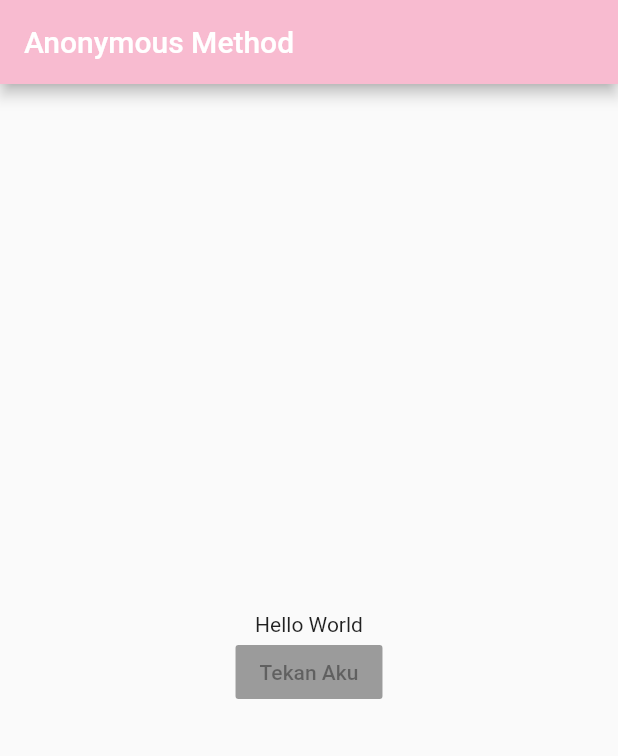
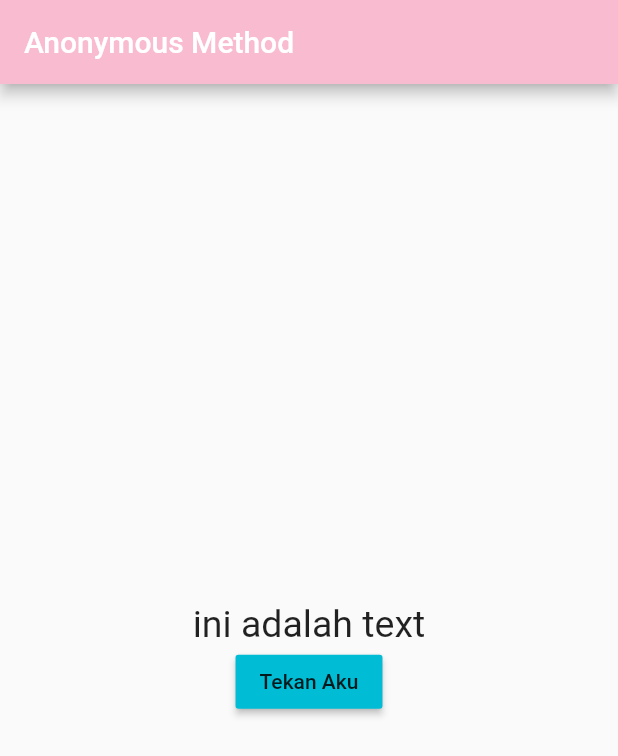
Before and after one commit to drScripts/Belajar-Flutter, a Flutter app: the screen it shows after launch, on a phone screen of 412 x 824 dp. Shown: the top 756 px of the screen. Run offline on Flutter 3.47's test engine with Material 2 defaults, Android fonts, the phone set to English and light mode, and no system bars.

Commit message:
Anonymous Method

```diff
--- a/anonymous_method/lib/main.dart
+++ b/anonymous_method/lib/main.dart
@@ -8,6 +8,7 @@ class MyApp extends StatefulWidget {
 }
 
 class _MyAppState extends State<MyApp> {
+  String message = "ini adalah text";
   @override
   Widget build(BuildContext context) {
     return MaterialApp(
@@ -18,12 +19,15 @@ class _MyAppState extends State<MyApp> {
           child: Column(
             mainAxisAlignment: MainAxisAlignment.center,
             children: <Widget>[
-              Text('Hello World'),
+              Text(message, style: TextStyle(fontSize: 25)),
               RaisedButton(
-                child: Text('Tekan Aku'),
-                color: Colors.cyan,
-                onPressed: null,
-              )
+                  child: Text('Tekan Aku'),
+                  color: Colors.cyan,
+                  onPressed: () {
+                    setState(() {
+                      message = "Tombol ini Ditekan";
+                    });
+                  }),
             ],
           ),
         ),
```
